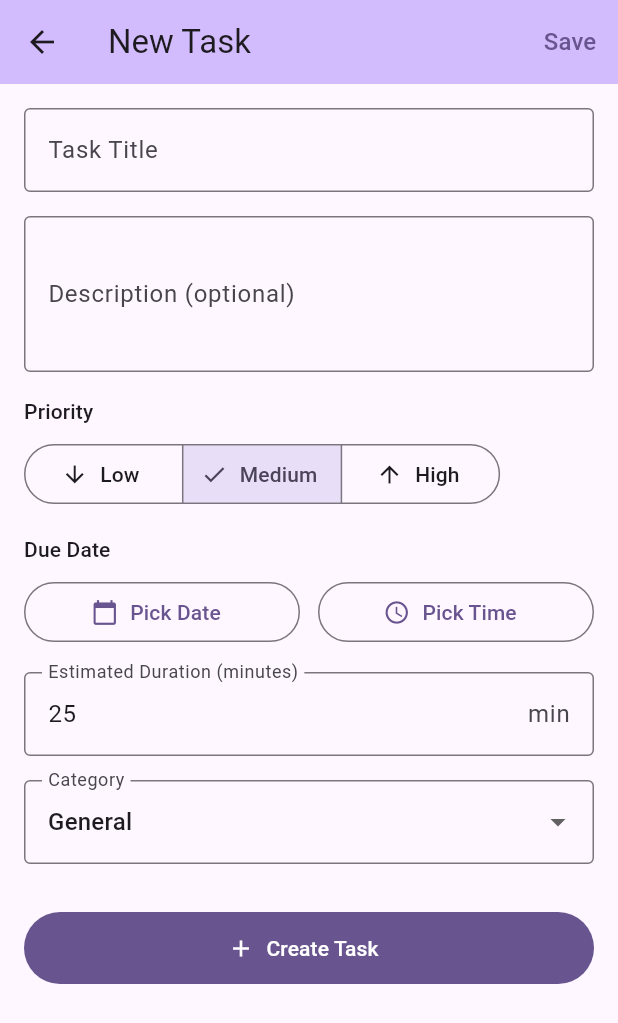
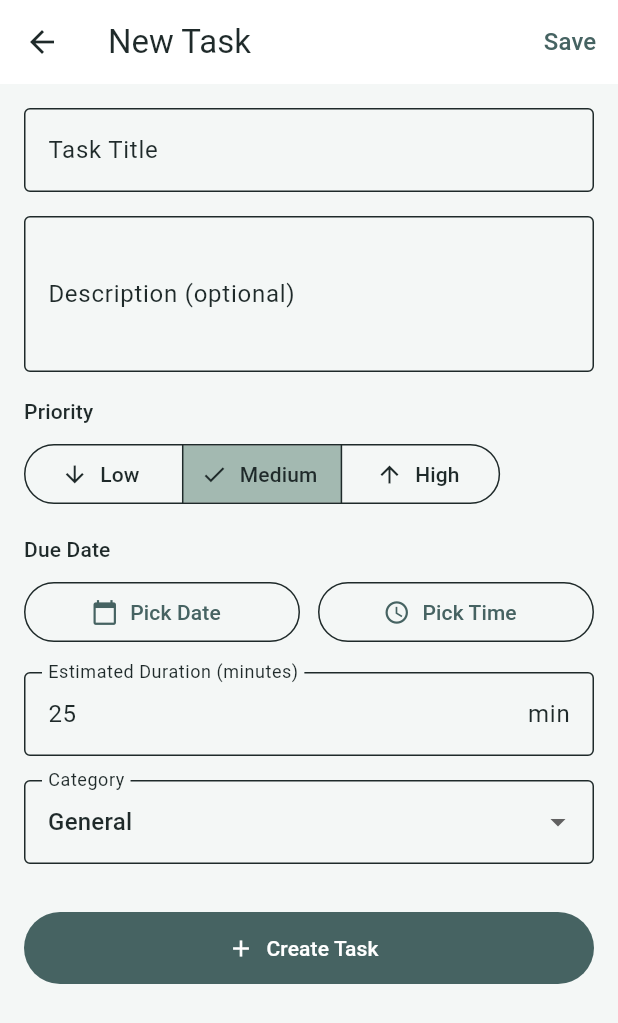
Before and after one commit to HarshPanchal01/FocusFlow, a Flutter app: the screen it shows after launch, after a tap on "New task", on a phone screen of 412 x 824 dp. Shown: the top 1023 px of the screen. Run offline on Flutter 3.47's test engine with Material 3 defaults, Android fonts, the phone set to English and light mode, and no system bars; our stand-ins replace firebase_core, sqflite; accounts and stored records are empty.

Commit message:
Add new color palette and background styles

```diff
--- a/focusflow/lib/main.dart
+++ b/focusflow/lib/main.dart
@@ -6,6 +6,7 @@ import 'screens/today_screen.dart';
 import 'screens/focus_screen.dart';
 import 'screens/suggestions_screen.dart';
 import 'screens/insights_screen.dart';
+import 'theme/app_theme.dart';
 
 void main() async {
   WidgetsFlutterBinding.ensureInitialized();
@@ -26,10 +27,7 @@ class FocusFlowApp extends StatelessWidget {
       ],
       child: MaterialApp(
         title: 'FocusFlow',
-        theme: ThemeData(
-          colorScheme: ColorScheme.fromSeed(seedColor: Colors.deepPurple),
-          useMaterial3: true,
-        ),
+        theme: appTheme,
         home: const MainScaffold(),
       ),
     );
@@ -63,21 +61,15 @@ class _MainScaffoldState extends State<MainScaffold> {
   Widget build(BuildContext context) {
     return Scaffold(
       appBar: AppBar(
-        title: const Text('FocusFlow'),
-        backgroundColor: Theme.of(context).colorScheme.inversePrimary,
+        title: const Text('FocusFlow', style: TextStyle(color: Colors.white)),
+        backgroundColor: Theme.of(context).colorScheme.primary,
       ),
       body: _screens[_selectedIndex],
       bottomNavigationBar: BottomNavigationBar(
         type: BottomNavigationBarType.fixed,
         items: const <BottomNavigationBarItem>[
-          BottomNavigationBarItem(
-            icon: Icon(Icons.today),
-            label: 'Today',
-          ),
-          BottomNavigationBarItem(
-            icon: Icon(Icons.timer),
-            label: 'Focus',
-          ),
+          BottomNavigationBarItem(icon: Icon(Icons.today), label: 'Today'),
+          BottomNavigationBarItem(icon: Icon(Icons.timer), label: 'Focus'),
           BottomNavigationBarItem(
             icon: Icon(Icons.lightbulb_outline),
             label: 'Suggestions',
@@ -88,7 +80,7 @@ class _MainScaffoldState extends State<MainScaffold> {
           ),
         ],
         currentIndex: _selectedIndex,
-        selectedItemColor: Colors.deepPurple,
+        selectedItemColor: Theme.of(context).colorScheme.primary,
         onTap: _onItemTapped,
       ),
     );
--- a/focusflow/lib/screens/today_screen.dart
+++ b/focusflow/lib/screens/today_screen.dart
@@ -26,9 +26,7 @@ class _TodayScreenState extends State<TodayScreen> {
   void initState() {
     super.initState();
     // Load all tasks when the screen first appears
-    Future.microtask(
-      () => context.read<TaskProvider>().loadTasks(),
-    );
+    Future.microtask(() => context.read<TaskProvider>().loadTasks());
   }
 
   // Go to the screen to create a new task
@@ -43,9 +41,7 @@ class _TodayScreenState extends State<TodayScreen> {
   void _openEditTask(Task task) {
     Navigator.push(
       context,
-      MaterialPageRoute(
-        builder: (_) => AddTaskScreen(existingTask: task),
-      ),
+      MaterialPageRoute(builder: (_) => AddTaskScreen(existingTask: task)),
     );
   }
 
@@ -73,10 +69,9 @@ class _TodayScreenState extends State<TodayScreen> {
             // Tasks header and button to add new task
             Text(
               'Tasks',
-              style: Theme.of(context)
-                  .textTheme
-                  .titleLarge
-                  ?.copyWith(fontWeight: FontWeight.bold),
+              style: Theme.of(
+                context,
+              ).textTheme.titleLarge?.copyWith(fontWeight: FontWeight.bold),
             ),
             const SizedBox(height: 8),
             _NewTaskButton(onTap: _openAddTask),
@@ -90,8 +85,7 @@ class _TodayScreenState extends State<TodayScreen> {
                 tasks: tasksByPriority[Priority.high]!,
                 onTap: _openEditTask,
                 onToggle: (task) => provider.toggleCompletion(task),
-                onDelete: (task) =>
-                    _confirmDelete(context, provider, task),
+                onDelete: (task) => _confirmDelete(context, provider, task),
               ),
 
             if (tasksByPriority[Priority.medium]!.isNotEmpty)
@@ -101,8 +95,7 @@ class _TodayScreenState extends State<TodayScreen> {
                 tasks: tasksByPriority[Priority.medium]!,
                 onTap: _openEditTask,
                 onToggle: (task) => provider.toggleCompletion(task),
-                onDelete: (task) =>
-                    _confirmDelete(context, provider, task),
+                onDelete: (task) => _confirmDelete(context, provider, task),
               ),
 
             if (tasksByPriority[Priority.low]!.isNotEmpty)
@@ -112,8 +105,7 @@ class _TodayScreenState extends State<TodayScreen> {
                 tasks: tasksByPriority[Priority.low]!,
                 onTap: _openEditTask,
                 onToggle: (task) => provider.toggleCompletion(task),
-                onDelete: (task) =>
-                    _confirmDelete(context, provider, task),
+                onDelete: (task) => _confirmDelete(context, provider, task),
               ),
 
             // Hint text if there are no tasks
@@ -123,10 +115,9 @@ class _TodayScreenState extends State<TodayScreen> {
                 child: Center(
                   child: Text(
                     'Tap "+ New task" above to get started',
-                    style: Theme.of(context)
-                        .textTheme
-                        .bodyMedium
-                        ?.copyWith(color: Colors.grey),
+                    style: Theme.of(
+                      context,
+                    ).textTheme.bodyMedium?.copyWith(color: Colors.grey),
                   ),
                 ),
               ),
@@ -135,8 +126,7 @@ class _TodayScreenState extends State<TodayScreen> {
             if (completed.isNotEmpty) ...[
               const Divider(height: 32),
               InkWell(
-                onTap: () =>
-                    setState(() => _showCompleted = !_showCompleted),
+                onTap: () => setState(() => _showCompleted = !_showCompleted),
                 child: Padding(
                   padding: const EdgeInsets.symmetric(vertical: 8),
                   child: Row(
@@ -153,19 +143,20 @@ class _TodayScreenState extends State<TodayScreen> {
                       // Show count of completed tasks
                       Text(
                         'Completed (${completed.length})',
-                        style: Theme.of(context)
-                            .textTheme
-                            .titleSmall
-                            ?.copyWith(color: Colors.grey),
+                        style: Theme.of(
+                          context,
+                        ).textTheme.titleSmall?.copyWith(color: Colors.grey),
                       ),
                       const Spacer(),
                       // Only show the clear button when section is expanded
                       if (_showCompleted)
                         TextButton(
-                          onPressed: () => _confirmClearCompleted(
-                              context, provider),
-                          child: const Text('Clear All',
-                              style: TextStyle(fontSize: 12)),
+                          onPressed: () =>
+                              _confirmClearCompleted(context, provider),
+                          child: const Text(
+                            'Clear All',
+                            style: TextStyle(fontSize: 12),
+                          ),
                         ),
                     ],
                   ),
@@ -177,8 +168,7 @@ class _TodayScreenState extends State<TodayScreen> {
                     task: task,
                     onTap: () => _openEditTask(task),
                     onToggle: () => provider.toggleCompletion(task),
-                    onDelete: () =>
-                        _confirmDelete(context, provider, task),
+                    onDelete: () => _confirmDelete(context, provider, task),
                   ),
                 ),
             ],
@@ -190,7 +180,10 @@ class _TodayScreenState extends State<TodayScreen> {
 
   // Show a popup to confirm deletion before removing
   Future<void> _confirmDelete(
-      BuildContext context, TaskProvider provider, Task task) async {
+    BuildContext context,
+    TaskProvider provider,
+    Task task,
+  ) async {
     final confirmed = await showDialog<bool>(
       context: context,
       builder: (ctx) => AlertDialog(
@@ -199,12 +192,12 @@ class _TodayScreenState extends State<TodayScreen> {
         content: Text('Delete "${task.title}"? This cannot be undone.'),
         actions: [
           TextButton(
-              onPressed: () => Navigator.pop(ctx, false),
-              child: const Text('Cancel')),
+            onPressed: () => Navigator.pop(ctx, false),
+            child: const Text('Cancel'),
+          ),
           TextButton(
             onPressed: () => Navigator.pop(ctx, true),
-            child:
-                const Text('Delete', style: TextStyle(color: Colors.red)),
+            child: const Text('Delete', style: TextStyle(color: Colors.red)),
           ),
         ],
       ),
@@ -214,31 +207,34 @@ class _TodayScreenState extends State<TodayScreen> {
       await provider.deleteTask(task.id!);
       if (context.mounted) {
         // Show a message confirming the deletion
-        ScaffoldMessenger.of(context).showSnackBar(
-          SnackBar(content: Text('"${task.title}" deleted')),
-        );
+        ScaffoldMessenger.of(
+          context,
+        ).showSnackBar(SnackBar(content: Text('"${task.title}" deleted')));
       }
     }
   }
 
   // Show popup to confirm clearing all completed tasks
   Future<void> _confirmClearCompleted(
-      BuildContext context, TaskProvider provider) async {
+    BuildContext context,
+    TaskProvider provider,
+  ) async {
     final confirmed = await showDialog<bool>(
       context: context,
       builder: (ctx) => AlertDialog(
         title: const Text('Clear Completed'),
         content: const Text(
-            'Remove all completed tasks? This cannot be undone.'),
+          'Remove all completed tasks? This cannot be undone.',
+        ),
         actions: [
           TextButton(
-              onPressed: () => Navigator.pop(ctx, false),
-              child: const Text('Cancel')),
+            onPressed: () => Navigator.pop(ctx, false),
+            child: const Text('Cancel'),
+          ),
           TextButton(
             onPressed: () => Navigator.pop(ctx, true),
             // Red text to indicate this is a destructive action
-            child:
-                const Text('Clear', style: TextStyle(color: Colors.red)),
+            child: const Text('Clear', style: TextStyle(color: Colors.red)),
           ),
         ],
       ),
@@ -262,14 +258,18 @@ class _DailyFocusBanner extends StatelessWidget {
     return Container(
       padding: const EdgeInsets.all(16),
       decoration: BoxDecoration(
-        color: Theme.of(context).colorScheme.primaryContainer,
+        color: Theme.of(context).colorScheme.primary,
         borderRadius: BorderRadius.circular(12),
       ),
       child: Column(
         crossAxisAlignment: CrossAxisAlignment.start,
         children: [
-          Text('Daily Focus Time',
-              style: Theme.of(context).textTheme.titleMedium),
+          Text(
+            'Daily Focus Time',
+            style: Theme.of(context).textTheme.titleMedium?.copyWith(
+              color: Theme.of(context).colorScheme.onPrimary,
+            ),
+          ),
           const SizedBox(height: 12),
           // Progress bar showing focus time
           ClipRRect(
@@ -283,10 +283,9 @@ class _DailyFocusBanner extends StatelessWidget {
           const SizedBox(height: 8),
           Text(
             'Time remaining: 0 hrs  •  Target: 4 hrs',
-            style: Theme.of(context)
-                .textTheme
-                .bodySmall
-                ?.copyWith(color: Colors.grey.shade700),
+            style: Theme.of(context).textTheme.bodySmall?.copyWith(
+              color: Theme.of(context).colorScheme.onPrimary,
+            ),
           ),
         ],
       ),
@@ -308,21 +307,24 @@ class _NewTaskButton extends StatelessWidget {
       child: Container(
         padding: const EdgeInsets.symmetric(vertical: 14, horizontal: 12),
         decoration: BoxDecoration(
-          border: Border.all(color: Colors.grey.shade300),
+          color: Theme.of(context).colorScheme.primary,
           borderRadius: BorderRadius.circular(8),
         ),
         child: Row(
           children: [
             // Plus icon
-            Icon(Icons.add, size: 20, color: Colors.grey.shade600),
+            Icon(
+              Icons.add,
+              size: 20,
+              color: Theme.of(context).colorScheme.onPrimary,
+            ),
             const SizedBox(width: 8),
             // Label text
             Text(
               'New task',
-              style: Theme.of(context)
-                  .textTheme
-                  .bodyLarge
-                  ?.copyWith(color: Colors.grey.shade600),
+              style: Theme.of(context).textTheme.bodyLarge?.copyWith(
+                color: Theme.of(context).colorScheme.onPrimary,
+              ),
             ),
           ],
         ),
@@ -361,19 +363,18 @@ class _PrioritySection extends StatelessWidget {
               // Priority level label
               Text(
                 label,
-                style: Theme.of(context)
-                    .textTheme
-                    .titleSmall
-                    ?.copyWith(color: color, fontWeight: FontWeight.bold),
+                style: Theme.of(context).textTheme.titleSmall?.copyWith(
+                  color: color,
+                  fontWeight: FontWeight.bold,
+                ),
               ),
               const SizedBox(width: 8),
               // Show how many tasks are in this priority level
               Text(
                 '${tasks.length} ${tasks.length == 1 ? "task" : "tasks"}',
-                style: Theme.of(context)
-                    .textTheme
-                    .bodySmall
-                    ?.copyWith(color: Colors.grey),
+                style: Theme.of(
+                  context,
+                ).textTheme.bodySmall?.copyWith(color: Colors.grey),
               ),
             ],
           ),
@@ -407,7 +408,8 @@ class _TaskTile extends StatelessWidget {
 
   @override
   Widget build(BuildContext context) {
-    final isOverdue = task.dueDate != null &&
+    final isOverdue =
+        task.dueDate != null &&
         task.dueDate!.isBefore(DateTime.now()) &&
         !task.isCompleted;
     // Check if the task is late
@@ -427,13 +429,15 @@ class _TaskTile extends StatelessWidget {
       child: Container(
         margin: const EdgeInsets.symmetric(vertical: 2),
         decoration: BoxDecoration(
-          border: Border.all(color: Colors.grey.shade200),
+          color: Theme.of(context).colorScheme.background,
+          border: Border.all(color: Theme.of(context).colorScheme.primary),
           borderRadius: BorderRadius.circular(8),
         ),
         child: ListTile(
-          contentPadding:
-              const EdgeInsets.symmetric(horizontal: 8, vertical: 0),
-          // Checkbox to mark the task as done
+          contentPadding: const EdgeInsets.symmetric(
+            horizontal: 8,
+            vertical: 0,
+          ),
           leading: Checkbox(
             value: task.isCompleted,
             onChanged: (_) => onToggle(),
@@ -443,49 +447,78 @@ class _TaskTile extends StatelessWidget {
           ),
           title: Text(
             task.title,
-            // Strike through if the task is done
             style: TextStyle(
-              decoration:
-                  task.isCompleted ? TextDecoration.lineThrough : null,
+              decoration: task.isCompleted ? TextDecoration.lineThrough : null,
               color: task.isCompleted ? Colors.grey : null,
             ),
           ),
           subtitle: Row(
             children: [
-              // Show the due date if it's set
+              // Show the due date if it's set, as a pill badge
               if (task.dueDate != null) ...[
-                Text(
-                  _formatDueLabel(task.dueDate!),
-                  style: Theme.of(context).textTheme.bodySmall?.copyWith(
-                        // Red color if the task is overdue
-                        color: isOverdue ? Colors.red : null,
+                Container(
+                  padding: const EdgeInsets.symmetric(
+                    horizontal: 10,
+                    vertical: 4,
+                  ),
+                  decoration: BoxDecoration(
+                    color: Theme.of(context).colorScheme.background,
+                    borderRadius: BorderRadius.circular(16),
+                    border: Border.all(
+                      color: isOverdue ? Colors.red : Colors.grey.shade300,
+                    ),
+                    boxShadow: [
+                      BoxShadow(
+                        color: Colors.black.withOpacity(0.08),
+                        blurRadius: 6,
+                        offset: Offset(0, 2),
                       ),
+                    ],
+                  ),
+                  child: Text(
+                    _formatDueLabel(task.dueDate!),
+                    style: Theme.of(context).textTheme.bodySmall?.copyWith(
+                      color: isOverdue ? Colors.red : Colors.black,
+                    ),
+                  ),
                 ),
                 const SizedBox(width: 8),
               ],
               // Show the category badge if it's not generic
               if (task.category != 'General') ...[
                 Container(
-                  padding:
-                      const EdgeInsets.symmetric(horizontal: 6, vertical: 2),
+                  padding: const EdgeInsets.symmetric(
+                    horizontal: 10,
+                    vertical: 4,
+                  ),
                   decoration: BoxDecoration(
-                    color: Colors.grey.shade200,
-                    borderRadius: BorderRadius.circular(4),
+                    color: Theme.of(context).colorScheme.background,
+                    borderRadius: BorderRadius.circular(16),
+                    border: Border.all(color: Colors.grey.shade300),
+                    boxShadow: [
+                      BoxShadow(
+                        color: Colors.black.withOpacity(0.08),
+                        blurRadius: 6,
+                        offset: Offset(0, 2),
+                      ),
+                    ],
                   ),
-                  child: Text(task.category,
-                      style: Theme.of(context).textTheme.labelSmall),
+                  child: Text(
+                    task.category,
+                    style: Theme.of(
+                      context,
+                    ).textTheme.bodySmall?.copyWith(color: Colors.black),
+                  ),
                 ),
                 const SizedBox(width: 8),
               ],
             ],
           ),
-          // Show how long the task should take
           trailing: Text(
             '${task.durationMinutes} min',
-            style: Theme.of(context)
-                .textTheme
-                .bodySmall
-                ?.copyWith(color: Colors.grey),
+            style: Theme.of(
+              context,
+            ).textTheme.bodySmall?.copyWith(color: Colors.grey),
           ),
           onTap: onTap,
         ),
--- /dev/null
+++ b/focusflow/lib/theme/app_theme.dart
@@ -0,0 +1,41 @@
+import 'package:flutter/material.dart';
+
+class AppColors {
+  static const Color primary = Color(0xFF466362); // Main accent
+  static const Color secondary = Color(0xFFA3B9B1); // Complementary
+  static const Color background = Color(
+    0xFFF4F7F6,
+  ); // Light background (updated)
+  static const Color surface = Color(0xFFFFFFFF); // Card/modal surfaces
+  static const Color error = Color(0xFFD9534F); // Error color
+  static const Color textPrimary = Color(0xFF1F2A2A); // Main text (updated)
+  static const Color textSecondary = Color(
+    0xFF5F6F6F,
+  ); // Secondary text (updated)
+  static const Color textOnPrimary = Color(0xFFFFFFFF); // Text on primary
+  static const Color divider = Color(0xFFDDE5E4); // Divider/border (updated)
+}
+
+ThemeData appTheme = ThemeData(
+  primaryColor: AppColors.primary,
+  colorScheme: ColorScheme(
+    brightness: Brightness.light,
+    primary: AppColors.primary,
+    onPrimary: AppColors.textOnPrimary,
+    secondary: AppColors.secondary,
+    onSecondary: AppColors.textPrimary,
+    background: AppColors.background,
+    onBackground: AppColors.textPrimary,
+    surface: AppColors.surface,
+    onSurface: AppColors.textPrimary,
+    error: AppColors.error,
+    onError: AppColors.surface,
+  ),
+  scaffoldBackgroundColor: AppColors.background,
+  dividerColor: AppColors.divider,
+  textTheme: TextTheme(
+    bodyLarge: TextStyle(color: AppColors.textPrimary),
+    bodyMedium: TextStyle(color: AppColors.textSecondary),
+    titleLarge: TextStyle(color: AppColors.textPrimary),
+  ),
+);
```
